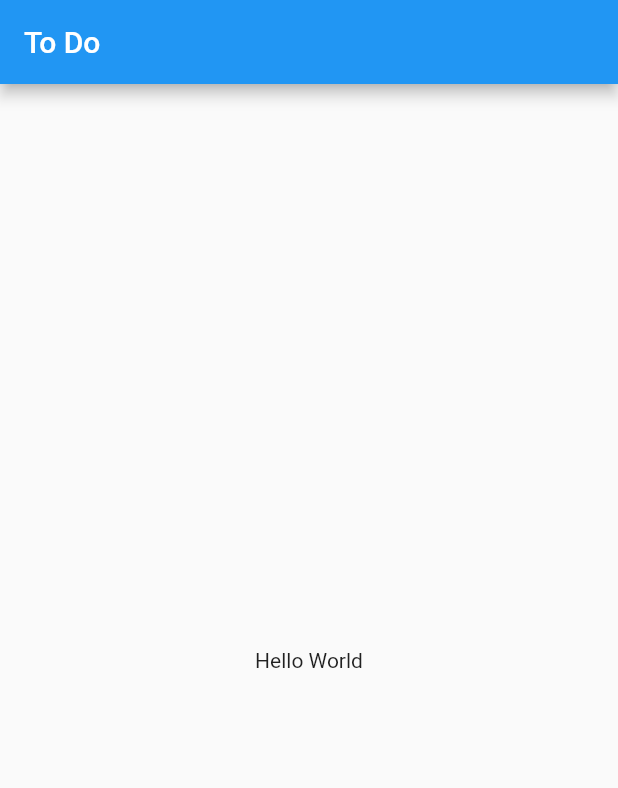
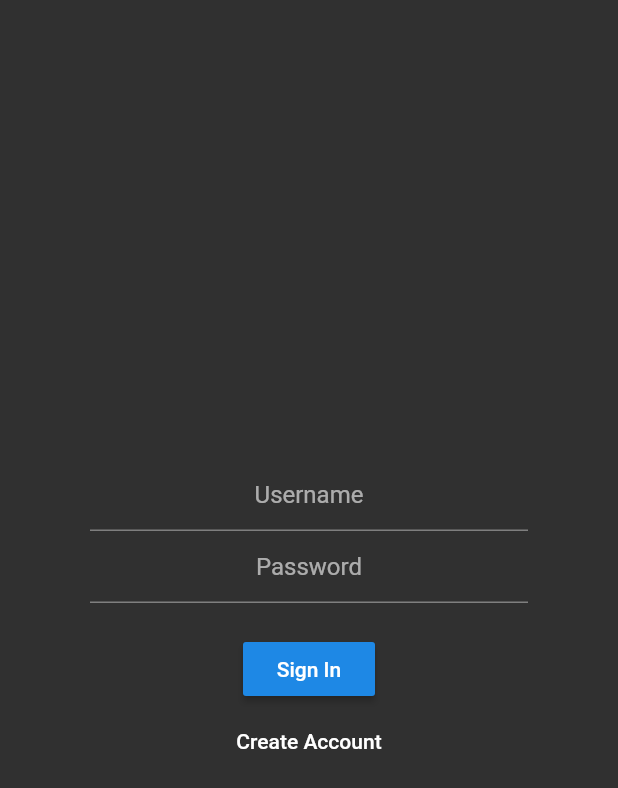
Before and after one commit to kapiljhajhria/todo, a Flutter app: the screen it shows after launch, on a phone screen of 412 x 824 dp. Shown: the top 788 px of the screen. Run offline on Flutter 3.47's test engine with Material 2 defaults, Android fonts, the phone set to English and light mode, and no system bars; our stand-ins replace cloud_firestore, firebase_auth, firebase_core; accounts and stored records are empty.

Commit message:
login and sign up completed

```diff
--- a/lib/main.dart
+++ b/lib/main.dart
@@ -1,27 +1,85 @@
+import 'package:cloud_firestore/cloud_firestore.dart';
+import 'package:firebase_auth/firebase_auth.dart';
 import 'package:flutter/material.dart';
 
+// Import the firebase_core plugin
+import 'package:firebase_core/firebase_core.dart';
+import 'package:todo/screens/home_screen.dart';
+import 'package:todo/screens/sign_in_screen.dart';
+
+import 'services/auth.dart';
+
 void main() {
-  runApp(MyApp());
+  runApp(App());
 }
 
-class MyApp extends StatelessWidget {
-  // This widget is the root of your application.
+class App extends StatelessWidget {
+  // Create the initilization Future outside of `build`:
+  // final Future<FirebaseApp> _initialization = Firebase.initializeApp();
+
   @override
   Widget build(BuildContext context) {
     return MaterialApp(
-      title: 'To Do',
-      theme: ThemeData(
-        primarySwatch: Colors.blue,
-        visualDensity: VisualDensity.adaptivePlatformDensity,
-      ),
-      home: Scaffold(
-        appBar: AppBar(
-          title: Text("To Do"),
-        ),
-        body: Center(
-          child: Text("Hello World"),
-        ),
+      theme: ThemeData.dark(),
+      home: FutureBuilder(
+        // Initialize FlutterFire:
+        future: Firebase.initializeApp(),
+        builder: (context, snapshot) {
+          // Check for errors
+          if (snapshot.hasError) {
+            return const Scaffold(
+              body: Center(
+                child: Text("Error"),
+              ),
+            );
+          }
+
+          // Once complete, show your application
+          if (snapshot.connectionState == ConnectionState.done) {
+            return Root();
+          }
+
+          // Otherwise, show something whilst waiting for initialization to complete
+          return const Scaffold(
+            body: Center(
+              child: Text("Loading"),
+            ),
+          );
+        },
       ),
     );
   }
 }
+
+class Root extends StatefulWidget {
+  @override
+  _RootState createState() => _RootState();
+}
+
+class _RootState extends State<Root> {
+  final FirebaseAuth _auth = FirebaseAuth.instance;
+  final FirebaseFirestore _firestore = FirebaseFirestore.instance;
+
+  @override
+  Widget build(BuildContext context) {
+    return StreamBuilder(
+      stream: Auth(auth: _auth).user, //Auth Stream,
+      builder: (BuildContext context, AsyncSnapshot<User> snapshot) {
+        if (snapshot.connectionState == ConnectionState.active) {
+          if (snapshot.data?.uid == null) {
+            return SignInScreen(auth: _auth, firestore: _firestore);
+          } else {
+            return HomeScreen(auth: _auth, firestore: _firestore);
+          }
+          return Container();
+        } else {
+          return const Scaffold(
+            body: Center(
+              child: Text("Loading"),
+            ),
+          );
+        }
+      },
+    );
+  }
+}
--- /dev/null
+++ b/lib/screens/sign_in_screen.dart
@@ -0,0 +1,98 @@
+import 'package:cloud_firestore/cloud_firestore.dart';
+import 'package:firebase_auth/firebase_auth.dart';
+import 'package:flutter/material.dart';
+import 'package:todo/services/auth.dart';
+
+class SignInScreen extends StatefulWidget {
+  final FirebaseAuth auth;
+  final FirebaseFirestore firestore;
+
+  const SignInScreen({
+    Key key,
+    @required this.auth,
+    @required this.firestore,
+  }) : super(key: key);
+
+  @override
+  _SignInScreenState createState() => _SignInScreenState();
+}
+
+class _SignInScreenState extends State<SignInScreen> {
+  final TextEditingController _emailController = TextEditingController();
+  final TextEditingController _passwordController = TextEditingController();
+
+  @override
+  Widget build(BuildContext context) {
+    return Scaffold(
+      body: Center(
+        child: Padding(
+          padding: const EdgeInsets.all(60.0),
+          child: Builder(builder: (BuildContext context) {
+            return Column(
+              mainAxisAlignment: MainAxisAlignment.center,
+              children: [
+                TextFormField(
+                  key: const ValueKey("username"),
+                  textAlign: TextAlign.center,
+                  decoration: const InputDecoration(hintText: "Username"),
+                  controller: _emailController,
+                ),
+                TextFormField(
+                  key: const ValueKey("password"),
+                  textAlign: TextAlign.center,
+                  decoration: const InputDecoration(hintText: "Password"),
+                  controller: _passwordController,
+                ),
+                const SizedBox(
+                  height: 20,
+                ),
+                RaisedButton(
+                  key: const ValueKey("signIn"),
+                  onPressed: () async {
+                    final String retVal =
+                        await Auth(auth: widget.auth).signInUser(
+                      email: _emailController.text,
+                      password: _passwordController.text,
+                    );
+                    if (retVal == "Success") {
+                      _emailController.clear();
+                      _passwordController.clear();
+                    } else {
+                      Scaffold.of(context).showSnackBar(
+                        SnackBar(
+                          content: Text(retVal),
+                        ),
+                      );
+                    }
+                  },
+                  child: const Text("Sign In"),
+                ),
+                FlatButton(
+                  key: const ValueKey("createAccount"),
+                  onPressed: () async {
+                    final String retVal =
+                        await Auth(auth: widget.auth).createAccount(
+                      email: _emailController.text,
+                      password: _passwordController.text,
+                    );
+                    if (retVal == "Success") {
+                      _emailController.clear();
+                      _passwordController.clear();
+                    } else {
+                      Scaffold.of(context).showSnackBar(
+                        SnackBar(
+                          content: Text(retVal),
+                        ),
+                      );
+                    }
+                  },
+                  child: const Text("Create Account"),
+                )
+              ],
+            );
+          }),
+        ),
+      ),
+    );
+  }
+}
```
Also changed, not shown: lib/screens/home_screen.dart (added, +125 -0 lines), lib/services/auth.dart (added, +44 -0 lines), 1 other file.
